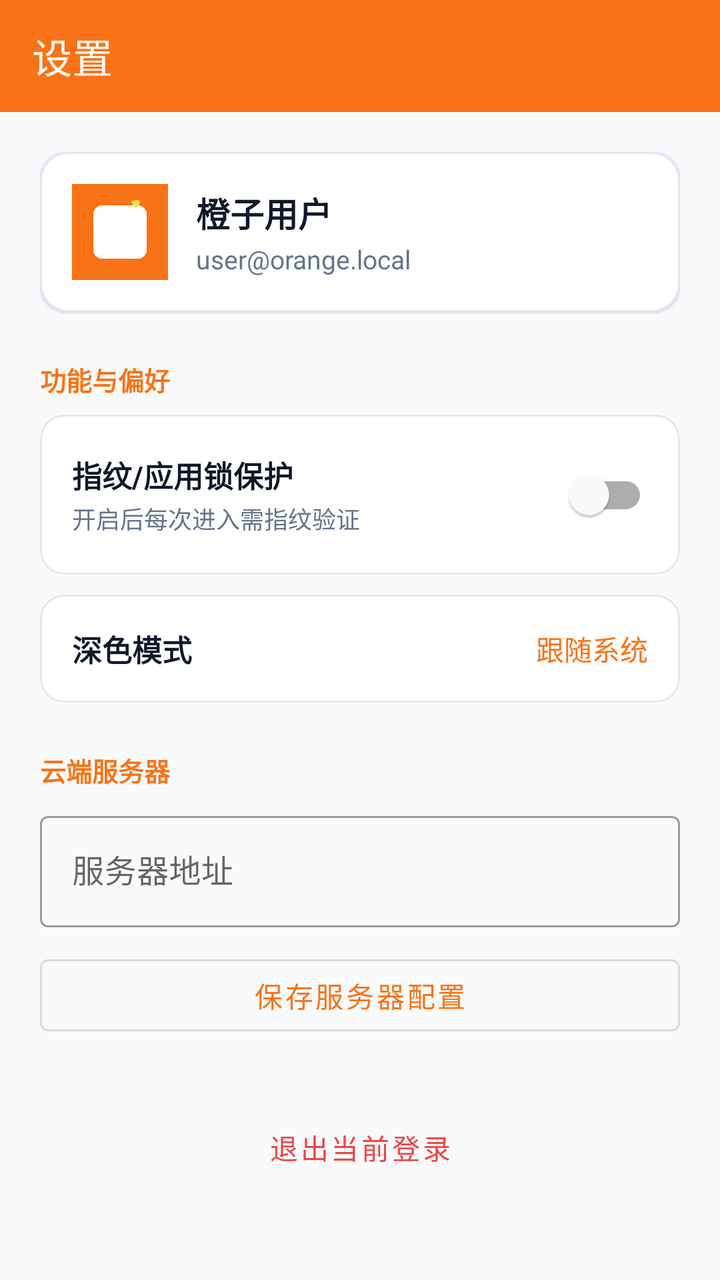
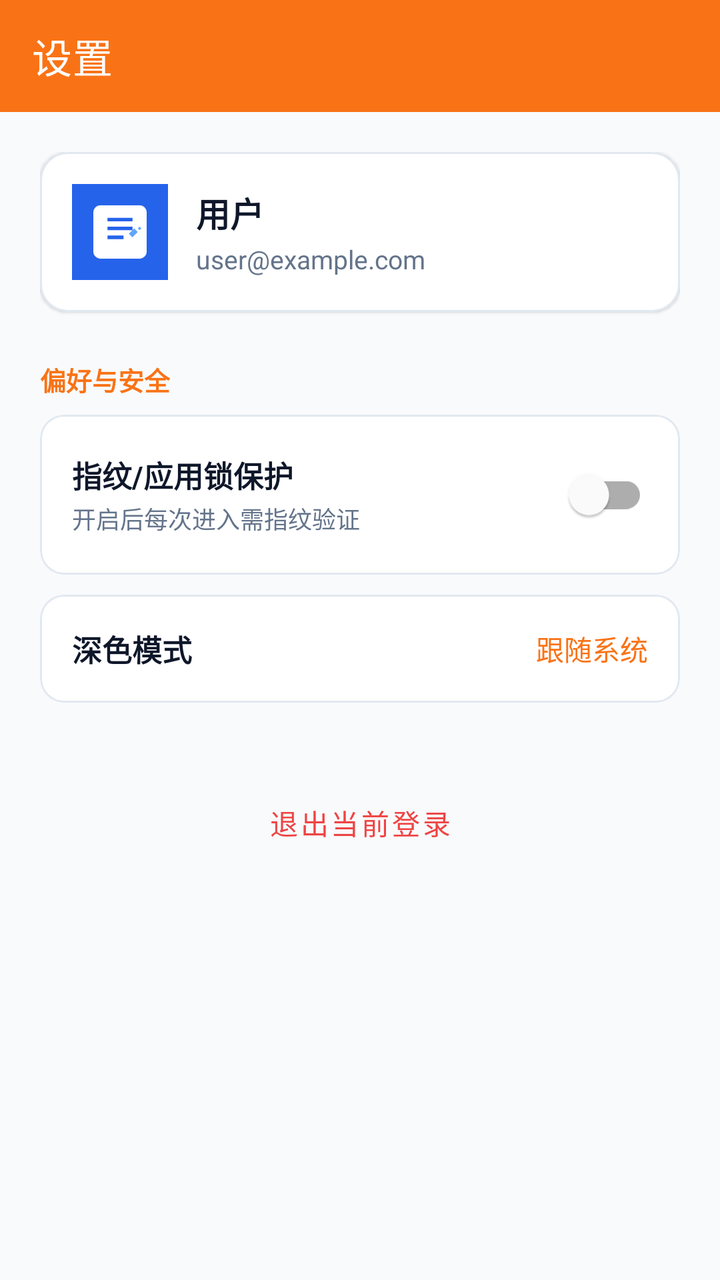

Compare the two renders of this Android layout. The source of the first and the diff that turns it into the second are given below.
<!-- AndroidManifest.xml: application theme Theme.CloudNotes -->
<!-- res/layout/activity_settings.xml -->
<?xml version="1.0" encoding="utf-8"?>
<ScrollView xmlns:android="http://schemas.android.com/apk/res/android"
    xmlns:app="http://schemas.android.com/apk/res-auto"
    android:layout_width="match_parent"
    android:layout_height="match_parent"
    android:fillViewport="true"
    android:background="@color/background">

    <LinearLayout
        android:layout_width="match_parent"
        android:layout_height="wrap_content"
        android:orientation="vertical">

        <androidx.appcompat.widget.Toolbar
            android:id="@+id/toolbar"
            android:layout_width="match_parent"
            android:layout_height="?attr/actionBarSize"
            android:background="@color/toolbar_bg"
            app:title="@string/title_settings"
            app:titleTextColor="@color/toolbar_text" />

        <LinearLayout
            android:layout_width="match_parent"
            android:layout_height="wrap_content"
            android:orientation="vertical"
            android:padding="20dp">

            
            <com.google.android.material.card.MaterialCardView
                android:layout_width="match_parent"
                android:layout_height="wrap_content"
                app:cardCornerRadius="14dp"
                app:cardElevation="1dp"
                app:strokeColor="@color/divider"
                app:strokeWidth="1dp"
                app:cardBackgroundColor="@color/card_bg">

                <LinearLayout
                    android:layout_width="match_parent"
                    android:layout_height="wrap_content"
                    android:orientation="horizontal"
                    android:gravity="center_vertical"
                    android:padding="16dp">

                    <ImageView
                        android:layout_width="48dp"
                        android:layout_height="48dp"
                        android:src="@drawable/ic_launcher" />

                    <LinearLayout
                        android:layout_width="0dp"
                        android:layout_height="wrap_content"
                        android:layout_weight="1"
                        android:layout_marginStart="14dp"
                        android:orientation="vertical">

                        <TextView
                            android:id="@+id/tvUsername"
                            android:layout_width="wrap_content"
                            android:layout_height="wrap_content"
                            android:text="橙子用户"
                            android:textColor="@color/text_primary"
                            android:textSize="17sp"
                            android:textStyle="bold" />

                        <TextView
                            android:id="@+id/tvEmail"
                            android:layout_width="wrap_content"
                            android:layout_height="wrap_content"
                            android:layout_marginTop="2dp"
                            android:text="user@orange.local"
                            android:textColor="@color/text_secondary"
                            android:textSize="13sp" />
                    </LinearLayout>
                </LinearLayout>
            </com.google.android.material.card.MaterialCardView>

            
            <TextView
                android:layout_width="wrap_content"
                android:layout_height="wrap_content"
                android:layout_marginTop="24dp"
                android:layout_marginBottom="8dp"
                android:text="功能与偏好"
                android:textColor="@color/primary"
                android:textSize="13sp"
                android:textStyle="bold" />

            
            <com.google.android.material.card.MaterialCardView
                android:layout_width="match_parent"
                android:layout_height="wrap_content"
                app:cardCornerRadius="12dp"
                app:cardElevation="0dp"
                app:strokeColor="@color/divider"
                app:strokeWidth="1dp"
                app:cardBackgroundColor="@color/card_bg">

                <LinearLayout
                    android:layout_width="match_parent"
                    android:layout_height="wrap_content"
                    android:orientation="horizontal"
                    android:gravity="center_vertical"
                    android:padding="16dp">

                    <LinearLayout
                        android:layout_width="0dp"
                        android:layout_height="wrap_content"
                        android:layout_weight="1"
                        android:orientation="vertical">

                        <TextView
                            android:layout_width="wrap_content"
                            android:layout_height="wrap_content"
                            android:text="@string/privacy_lock"
                            android:textColor="@color/text_primary"
                            android:textSize="15sp"
                            android:textStyle="bold" />

                        <TextView
                            android:layout_width="wrap_content"
                            android:layout_height="wrap_content"
                            android:layout_marginTop="2dp"
                            android:text="开启后每次进入需指纹验证"
                            android:textColor="@color/text_secondary"
                            android:textSize="12sp" />
                    </LinearLayout>

                    <com.google.android.material.switchmaterial.SwitchMaterial
                        android:id="@+id/switchBiometric"
                        android:layout_width="wrap_content"
                        android:layout_height="wrap_content" />
                </LinearLayout>
            </com.google.android.material.card.MaterialCardView>

            
            <com.google.android.material.card.MaterialCardView
                android:layout_width="match_parent"
                android:layout_height="wrap_content"
                android:layout_marginTop="10dp"
                app:cardCornerRadius="12dp"
                app:cardElevation="0dp"
                app:strokeColor="@color/divider"
                app:strokeWidth="1dp"
                app:cardBackgroundColor="@color/card_bg">

                <LinearLayout
                    android:layout_width="match_parent"
                    android:layout_height="wrap_content"
                    android:orientation="horizontal"
                    android:gravity="center_vertical"
                    android:padding="16dp">

                    <TextView
                        android:layout_width="0dp"
                        android:layout_height="wrap_content"
                        android:layout_weight="1"
                        android:text="@string/dark_mode"
                        android:textColor="@color/text_primary"
                        android:textSize="15sp"
                        android:textStyle="bold" />

                    <TextView
                        android:id="@+id/tvDarkModeDesc"
                        android:layout_width="wrap_content"
                        android:layout_height="wrap_content"
                        android:text="跟随系统"
                        android:textColor="@color/primary"
                        android:textSize="14sp" />
                </LinearLayout>
            </com.google.android.material.card.MaterialCardView>

            
            <TextView
                android:layout_width="wrap_content"
                android:layout_height="wrap_content"
                android:layout_marginTop="24dp"
                android:layout_marginBottom="8dp"
                android:text="云端服务器"
                android:textColor="@color/primary"
                android:textSize="13sp"
                android:textStyle="bold" />

            <com.google.android.material.textfield.TextInputLayout
                android:layout_width="match_parent"
                android:layout_height="wrap_content"
                android:hint="服务器地址"
                style="@style/Widget.MaterialComponents.TextInputLayout.OutlinedBox">

                <com.google.android.material.textfield.TextInputEditText
                    android:id="@+id/etServerUrl"
                    android:layout_width="match_parent"
                    android:layout_height="wrap_content"
                    android:inputType="textUri" />
            </com.google.android.material.textfield.TextInputLayout>

            <Button
                android:id="@+id/btnSaveServer"
                android:layout_width="match_parent"
                android:layout_height="wrap_content"
                android:layout_marginTop="10dp"
                android:text="保存服务器配置"
                style="@style/Widget.MaterialComponents.Button.OutlinedButton" />

            
            <Button
                android:id="@+id/btnLogout"
                android:layout_width="match_parent"
                android:layout_height="wrap_content"
                android:layout_marginTop="28dp"
                android:text="@string/logout"
                android:textColor="#EF4444"
                style="@style/Widget.MaterialComponents.Button.TextButton" />

        </LinearLayout>
    </LinearLayout>
</ScrollView>
<!-- resources referenced by this layout -->
<resources>
  <color name="background">#F8FAFC</color>
  <color name="card_bg">#FFFFFF</color>
  <color name="divider">#E2E8F0</color>
  <color name="primary">#F97316</color>
  <color name="text_primary">#0F172A</color>
  <color name="text_secondary">#64748B</color>
  <color name="toolbar_bg">#F97316</color>
  <color name="toolbar_text">#FFFFFF</color>
  <!-- drawable ic_launcher (drawable) -->
  <vector xmlns:android="http://schemas.android.com/apk/res/android"
      android:width="108dp"
      android:height="108dp"
      android:viewportWidth="108"
      android:viewportHeight="108">
      <path
          android:fillColor="#F97316"
          android:pathData="M0,0h108v108h-108z"/>
      
      <path
          android:fillColor="#FFFFFF"
          android:pathData="M34,24h40c5.5,0 10,4.5 10,10v40c0,5.5 -4.5,10 -10,10H34c-5.5,0 -10,-4.5 -10,-10V34c0,-5.5 4.5,-10 10,-10zM38,40h32v4H38zM38,50h32v4H38zM38,60h22v4H38z"/>
      <path
          android:fillColor="#FDE047"
          android:pathData="M66,20c0,0 8,-4 10,-1s-4,8 -4,8z"/>
  </vector>
  <string name="dark_mode">深色模式</string>
  <string name="logout">退出当前登录</string>
  <string name="privacy_lock">指纹/应用锁保护</string>
  <string name="title_settings">设置</string>
  <style name="Theme.CloudNotes" parent="Theme.MaterialComponents.DayNight.NoActionBar">
          <item name="colorPrimary">@color/primary</item>
          <item name="colorPrimaryVariant">@color/primary_dark</item>
          <item name="colorOnPrimary">#FFFFFF</item>
          <item name="colorSecondary">@color/accent</item>
          <item name="colorSecondaryVariant">@color/primary_dark</item>
          <item name="colorOnSecondary">#FFFFFF</item>
          <item name="android:statusBarColor">@color/toolbar_bg</item>
          <item name="android:windowBackground">@color/background</item>
      </style>
  <color name="primary_dark">#EA580C</color>
  <color name="accent">#FB923C</color>
</resources>

<!-- the commit's change to res/layout/activity_settings.xml (unified diff, before → after) -->
@@ -58,7 +58,7 @@
                             android:id="@+id/tvUsername"
                             android:layout_width="wrap_content"
                             android:layout_height="wrap_content"
-                            android:text="橙子用户"
+                            android:text="用户"
                             android:textColor="@color/text_primary"
                             android:textSize="17sp"
                             android:textStyle="bold" />
@@ -68,7 +68,7 @@
                             android:layout_width="wrap_content"
                             android:layout_height="wrap_content"
                             android:layout_marginTop="2dp"
-                            android:text="user@orange.local"
+                            android:text="user@example.com"
                             android:textColor="@color/text_secondary"
                             android:textSize="13sp" />
                     </LinearLayout>
@@ -81,7 +81,7 @@
                 android:layout_height="wrap_content"
                 android:layout_marginTop="24dp"
                 android:layout_marginBottom="8dp"
-                android:text="功能与偏好"
+                android:text="偏好与安全"
                 android:textColor="@color/primary"
                 android:textSize="13sp"
                 android:textStyle="bold" />
@@ -171,43 +171,11 @@
             </com.google.android.material.card.MaterialCardView>
 
             
-            <TextView
-                android:layout_width="wrap_content"
-                android:layout_height="wrap_content"
-                android:layout_marginTop="24dp"
-                android:layout_marginBottom="8dp"
-                android:text="云端服务器"
-                android:textColor="@color/primary"
-                android:textSize="13sp"
-                android:textStyle="bold" />
-
-            <com.google.android.material.textfield.TextInputLayout
-                android:layout_width="match_parent"
-                android:layout_height="wrap_content"
-                android:hint="服务器地址"
-                style="@style/Widget.MaterialComponents.TextInputLayout.OutlinedBox">
-
-                <com.google.android.material.textfield.TextInputEditText
-                    android:id="@+id/etServerUrl"
-                    android:layout_width="match_parent"
-                    android:layout_height="wrap_content"
-                    android:inputType="textUri" />
-            </com.google.android.material.textfield.TextInputLayout>
-
-            <Button
-                android:id="@+id/btnSaveServer"
-                android:layout_width="match_parent"
-                android:layout_height="wrap_content"
-                android:layout_marginTop="10dp"
-                android:text="保存服务器配置"
-                style="@style/Widget.MaterialComponents.Button.OutlinedButton" />
-
-            
             <Button
                 android:id="@+id/btnLogout"
                 android:layout_width="match_parent"
                 android:layout_height="wrap_content"
-                android:layout_marginTop="28dp"
+                android:layout_marginTop="36dp"
                 android:text="@string/logout"
                 android:textColor="#EF4444"
                 style="@style/Widget.MaterialComponents.Button.TextButton" />
<!-- resource entries referenced after the edit -->
@@ -14,16 +14,20 @@
       android:height="108dp"
       android:viewportWidth="108"
       android:viewportHeight="108">
+      
       <path
-          android:fillColor="#F97316"
+          android:fillColor="#2563EB"
           android:pathData="M0,0h108v108h-108z"/>
       
       <path
           android:fillColor="#FFFFFF"
-          android:pathData="M34,24h40c5.5,0 10,4.5 10,10v40c0,5.5 -4.5,10 -10,10H34c-5.5,0 -10,-4.5 -10,-10V34c0,-5.5 4.5,-10 10,-10zM38,40h32v4H38zM38,50h32v4H38zM38,60h22v4H38z"/>
+          android:pathData="M32,24h44c4.42,0 8,3.58 8,8v44c0,4.42 -3.58,8 -8,8H32c-4.42,0 -8,-3.58 -8,-8V32c0,-4.42 3.58,-8 8,-8z"/>
       <path
-          android:fillColor="#FDE047"
-          android:pathData="M66,20c0,0 8,-4 10,-1s-4,8 -4,8z"/>
+          android:fillColor="#2563EB"
+          android:pathData="M40,38h28v4H40zM40,48h28v4H40zM40,58h18v4H40z"/>
+      <path
+          android:fillColor="#60A5FA"
+          android:pathData="M64,56l6,-6 4,4 -6,6zM76,52l-2,-2 2,-2 2,2z"/>
   </vector>
   <string name="dark_mode">深色模式</string>
   <string name="logout">退出当前登录</string>
